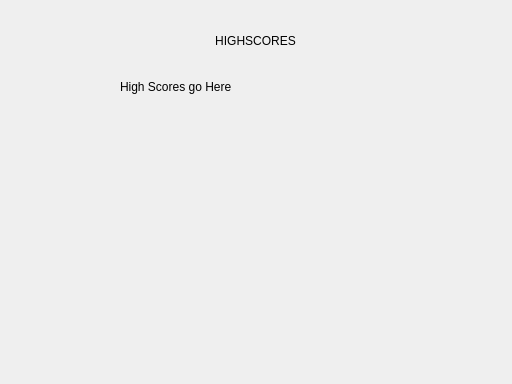
Before: the Qt Designer form Dodge-it/Dodge-it/widgetscore.ui in Fulde/dodge-it, drawn with Qt 5.
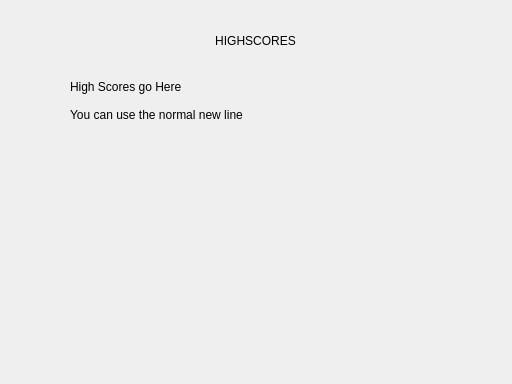
After: the same form once the commit is applied.

```diff
--- a/Dodge-it/Dodge-it/widgetscore.ui
+++ b/Dodge-it/Dodge-it/widgetscore.ui
@@ -38,14 +38,16 @@
   <widget class="QLabel" name="lblHighScores">
    <property name="geometry">
     <rect>
-     <x>120</x>
+     <x>70</x>
      <y>80</y>
-     <width>271</width>
+     <width>371</width>
      <height>271</height>
     </rect>
    </property>
    <property name="text">
-    <string>High Scores go Here</string>
+    <string>High Scores go Here
+
+You can use the normal new line</string>
    </property>
    <property name="alignment">
     <set>Qt::AlignLeading|Qt::AlignLeft|Qt::AlignTop</set>
```
